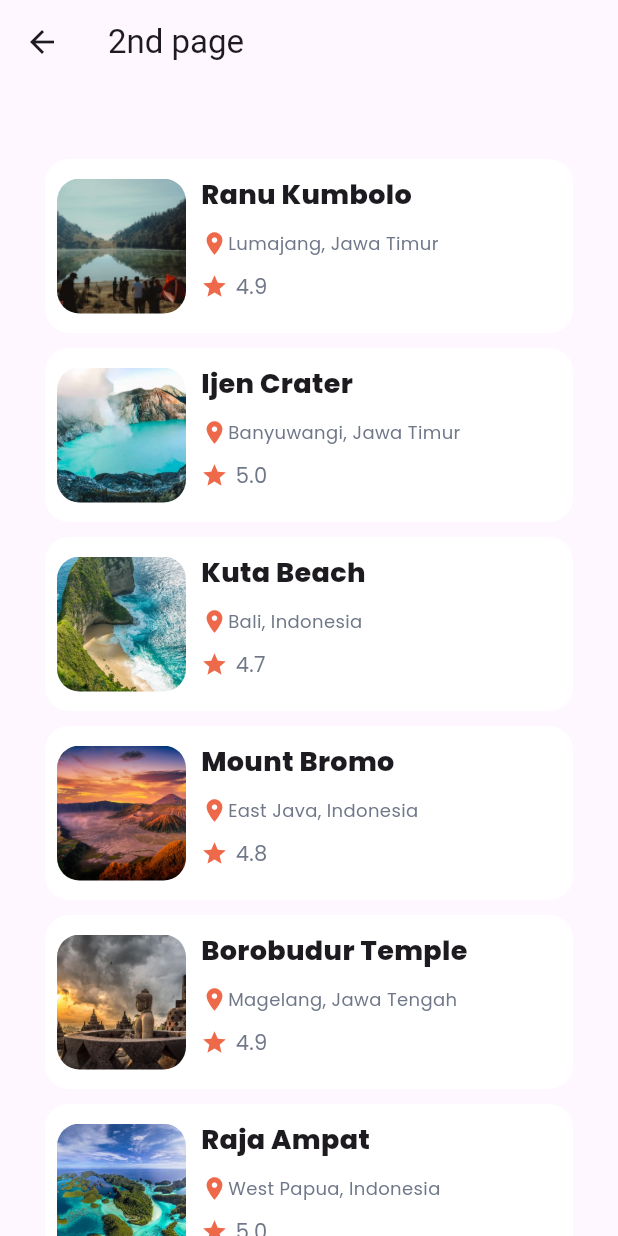
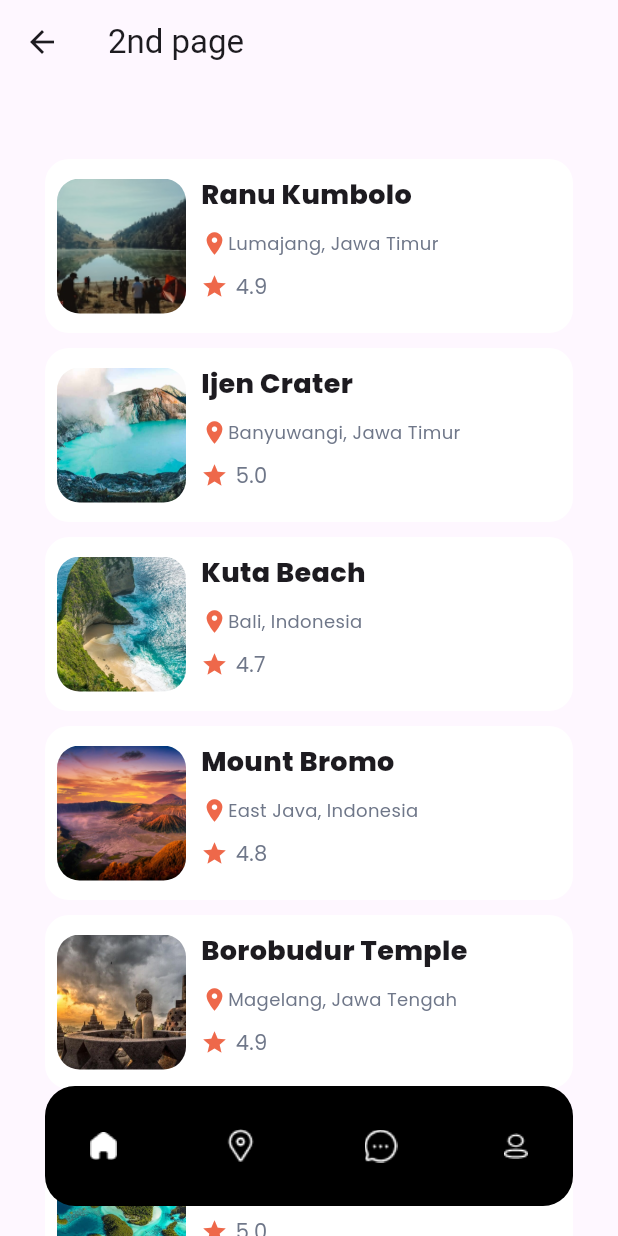
Before and after one commit to Desp0o/flutter-first-proj, a Flutter app: the screen it shows after launch, scrolled down 292 dp, after a tap on "View All", on a phone screen of 412 x 824 dp. Run offline on Flutter 3.47's test engine with Material 3 defaults, Android fonts, the light colour scheme and no system bars.

Commit message:
destructe code and create bottom nav custom widget

```diff
--- a/lib/pages/first_page.dart
+++ b/lib/pages/first_page.dart
@@ -1,9 +1,9 @@
 import 'package:flutter/material.dart';
+import 'package:tkt/widgets/bottom_nav_bar.dart';
 import 'package:tkt/widgets/category_widget.dart';
 import 'package:tkt/widgets/greeting_widget.dart';
 import 'package:tkt/widgets/sIdeMenu.dart';
 import 'package:tkt/widgets/top_places.dart';
-import 'package:tkt/arrays/destination_lists.dart';
 
 class FirstPage extends StatefulWidget {
   const FirstPage({super.key});
@@ -43,31 +43,7 @@ class _FirstPageState extends State<FirstPage> {
               TopPlaces(),
             ],
           ),
-          Positioned(
-            bottom: 20,
-            left: 30,
-            right: 30,
-            child: Container(
-              padding: EdgeInsets.fromLTRB(30, 0, 30, 0),
-              height: 80,
-              decoration: BoxDecoration(
-                  color: Color(0xff000000),
-                  borderRadius: BorderRadius.all(Radius.circular(20))),
-              child: Row(
-                mainAxisAlignment: MainAxisAlignment.spaceBetween,
-                crossAxisAlignment: CrossAxisAlignment.center,
-                children: botNavBar
-                    .map((element) => GestureDetector(
-                          onTap: () => goToLocations(element['path']),
-                          child: Column(
-                            mainAxisAlignment: MainAxisAlignment.center,
-                            children: [Image.asset(element['icon'])],
-                          ),
-                        ))
-                    .toList(),
-              ),
-            ),
-          ),
+          CustomBottomBar()
         ],
       ),
     );
--- a/lib/pages/second_page.dart
+++ b/lib/pages/second_page.dart
@@ -1,5 +1,6 @@
 import "package:flutter/material.dart";
 import 'package:tkt/arrays/destination_lists.dart';
+import 'package:tkt/widgets/bottom_nav_bar.dart';
 import 'package:tkt/widgets/top_place_single_widget.dart';
 
 class SecondPage extends StatelessWidget {
@@ -29,7 +30,8 @@ class SecondPage extends StatelessWidget {
                       ),
                     ))
                 .toList(),
-          )
+          ),
+          CustomBottomBar()
         ],
       ),
     );
--- /dev/null
+++ b/lib/widgets/bottom_nav_bar.dart
@@ -0,0 +1,46 @@
+import 'package:flutter/material.dart';
+import 'package:tkt/arrays/destination_lists.dart';
+
+class CustomBottomBar extends StatefulWidget {
+  const CustomBottomBar({super.key});
+
+  @override
+  State<CustomBottomBar> createState() => _CustomBottomBarState();
+}
+
+class _CustomBottomBarState extends State<CustomBottomBar> {
+  @override
+  Widget build(BuildContext context) {
+    void goToLocations(path) {
+      setState(() {
+        Navigator.pushNamed(context, path);
+      });
+    }
+
+    return Positioned(
+      bottom: 20,
+      left: 30,
+      right: 30,
+      child: Container(
+        padding: EdgeInsets.fromLTRB(30, 0, 30, 0),
+        height: 80,
+        decoration: BoxDecoration(
+            color: Color(0xff000000),
+            borderRadius: BorderRadius.all(Radius.circular(20))),
+        child: Row(
+          mainAxisAlignment: MainAxisAlignment.spaceBetween,
+          crossAxisAlignment: CrossAxisAlignment.center,
+          children: botNavBar
+              .map((element) => GestureDetector(
+                    onTap: () => goToLocations(element['path']),
+                    child: Column(
+                      mainAxisAlignment: MainAxisAlignment.center,
+                      children: [Image.asset(element['icon'])],
+                    ),
+                  ))
+              .toList(),
+        ),
+      ),
+    );
+  }
+}
```
